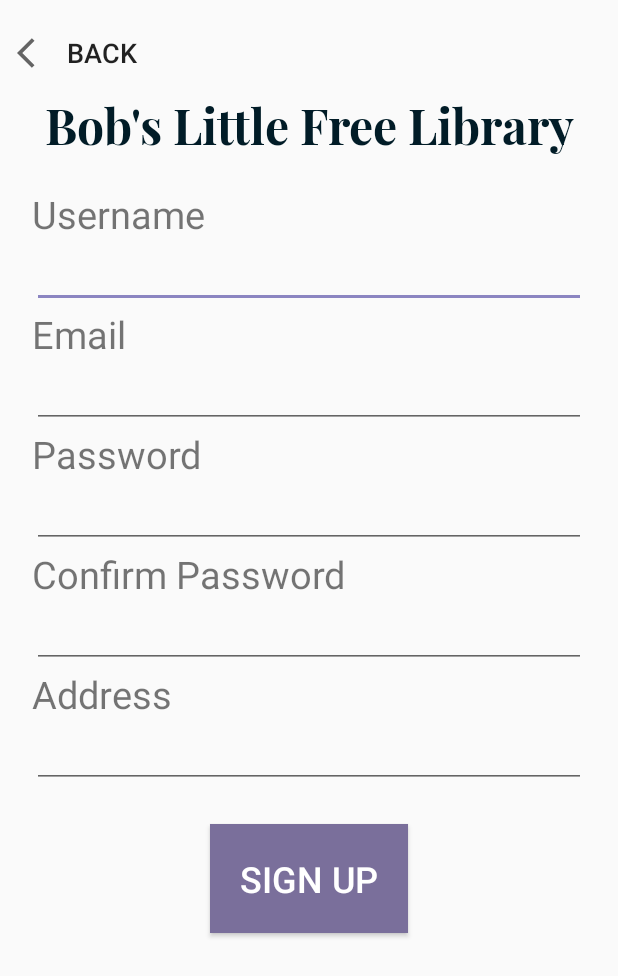
After one commit to CMPUT301F20T29/Bobs-Little-Free-Library, an Android app: the SignupActivity screen opened directly, with no data from a screen before it, on a phone screen of 412 x 824 dp. The commit adds this screen. Shown: the top 976 px of the screen. Run offline under Robolectric (Android 15) with nearby library versions, the phone set to English and light mode, and no system bars.

Commit message:
added signup and login layout and activities

```diff
--- a/BobsLittleFreeLibrary/app/src/main/AndroidManifest.xml
+++ b/BobsLittleFreeLibrary/app/src/main/AndroidManifest.xml
@@ -13,6 +13,8 @@
         <activity android:name=".templates.BlankTemplateActivity" />
         <activity android:name=".templates.FormTemplateActivity" />
         <activity android:name=".templates.BlankActivityTemplate" />
+        <activity android:name=".LoginActivity"/>
+        <activity android:name=".SignupActivity"/>
         <activity android:name=".MainActivity">
             <intent-filter>
                 <action android:name="android.intent.action.MAIN" />
--- a/BobsLittleFreeLibrary/app/src/main/java/com/example/bobslittlefreelibrary/LoginActivity.java
+++ b/BobsLittleFreeLibrary/app/src/main/java/com/example/bobslittlefreelibrary/LoginActivity.java
@@ -1,4 +1,27 @@
 package com.example.bobslittlefreelibrary;
 
-public class LoginActivity {
+import android.content.Intent;
+import android.os.Bundle;
+import android.view.View;
+import android.widget.Button;
+
+import androidx.appcompat.app.AppCompatActivity;
+
+import com.example.bobslittlefreelibrary.templates.FormTemplateActivity;
+
+public class LoginActivity extends AppCompatActivity {
+
+    @Override
+    protected void onCreate(Bundle savedInstanceState) {
+        super.onCreate(savedInstanceState);
+        setContentView(R.layout.activity_login);
+
+        Button signupButton = findViewById(R.id.signUpBtn);
+        signupButton.setOnClickListener(new View.OnClickListener() {
+            public void onClick(View v) {
+                Intent intent = new Intent(LoginActivity.this, SignupActivity.class);
+                startActivity(intent);
+            }
+        });
+    }
 }
--- /dev/null
+++ b/BobsLittleFreeLibrary/app/src/main/java/com/example/bobslittlefreelibrary/SignupActivity.java
@@ -0,0 +1,28 @@
+package com.example.bobslittlefreelibrary;
+
+import android.content.Intent;
+import android.os.Bundle;
+import android.view.View;
+import android.widget.Button;
+
+import androidx.appcompat.app.AppCompatActivity;
+
+import com.example.bobslittlefreelibrary.templates.BlankTemplateActivity;
+
+public class SignupActivity extends AppCompatActivity {
+
+    @Override
+    protected void onCreate(Bundle savedInstanceState) {
+        super.onCreate(savedInstanceState);
+        setContentView(R.layout.activity_signup);
+
+        Button backButton = findViewById(R.id.back_button2);
+
+        backButton.setOnClickListener(new View.OnClickListener() {
+            @Override
+            public void onClick(View v) {
+                finish();
+            }
+        });
+    }
+}
--- a/BobsLittleFreeLibrary/app/src/main/res/layout/login_activity.xml
+++ b/BobsLittleFreeLibrary/app/src/main/res/layout/activity_login.xml
@@ -2,7 +2,7 @@
 <RelativeLayout xmlns:android="http://schemas.android.com/apk/res/android"
     xmlns:app="http://schemas.android.com/apk/res-auto"
     android:layout_width="match_parent" android:layout_height="match_parent"
-    android:background="@color/tuscany">
+    android:padding="11dp">
 
     <ImageView
         android:id="@+id/logo"
@@ -10,7 +10,7 @@
         android:layout_height="100sp"
         android:layout_alignParentTop="true"
         android:layout_centerHorizontal="true"
-        android:layout_marginTop="75sp"
+        android:layout_marginTop="50sp"
         app:srcCompat="@drawable/logo2" />
 
     <TextView
@@ -21,8 +21,9 @@
         android:layout_alignParentStart="true"
         android:layout_alignParentEnd="true"
         android:text="@string/app_name"
+        android:fontFamily="@font/title_font"
         android:textSize="32sp"
-        android:textColor="@color/black"
+        android:textColor="@color/colorPrimaryDark"
         android:textAlignment="center"
         android:layout_alignParentLeft="true"
         android:layout_alignParentRight="true"
@@ -33,10 +34,10 @@
         android:layout_width="match_parent"
         android:layout_height="wrap_content"
         android:layout_below="@+id/app_title"
+        android:layout_marginTop="10sp"
         android:layout_centerHorizontal="true"
         android:orientation="vertical"
-        android:padding="10sp"
-        android:layout_marginTop="50sp">
+        android:padding="10sp">
 
         <TextView
             android:layout_width="wrap_content"
@@ -66,9 +67,9 @@
         android:layout_height="wrap_content"
         android:layout_below="@+id/login_section"
         android:layout_centerHorizontal="true"
-        android:layout_marginTop="15sp"
+        android:text="Login"
+        style="@style/SubmitButton"
         android:padding="20sp"
-        android:text="Login"
         android:textSize="24sp"/>
 
     <TextView
@@ -90,6 +91,7 @@
         android:layout_centerHorizontal="true"
         android:layout_alignParentBottom="true"
         android:text="Sign Up"
+        style="@style/SubmitButton"
         android:padding="20sp"
         android:textSize="20sp"/>
 
--- /dev/null
+++ b/BobsLittleFreeLibrary/app/src/main/res/layout/activity_signup.xml
@@ -0,0 +1,111 @@
+<?xml version="1.0" encoding="utf-8"?>
+<RelativeLayout xmlns:android="http://schemas.android.com/apk/res/android"
+    xmlns:app="http://schemas.android.com/apk/res-auto"
+    android:layout_width="match_parent" android:layout_height="match_parent"
+    android:padding="11dp">
+
+
+    <!--        Top buttons begin-->
+    <RelativeLayout
+        android:layout_width="fill_parent"
+        android:layout_height="wrap_content"
+        android:id="@+id/top_buttons2">
+
+        <Button
+            android:id="@+id/back_button2"
+            android:text="Back"
+            style="@style/BackButton"/>
+    </RelativeLayout>
+
+    <TextView
+        android:id="@+id/app_title2"
+        android:layout_width="wrap_content"
+        android:layout_height="wrap_content"
+        android:layout_below="@+id/top_buttons2"
+        android:layout_alignParentStart="true"
+        android:layout_alignParentEnd="true"
+        android:text="@string/app_name"
+        android:fontFamily="@font/title_font"
+        android:textSize="32sp"
+        android:textColor="@color/colorPrimaryDark"
+        android:textAlignment="center"
+        android:layout_alignParentLeft="true"
+        android:layout_alignParentRight="true"
+        android:gravity="center_horizontal" />
+
+    <LinearLayout
+        android:id="@+id/signup_section"
+        android:layout_width="match_parent"
+        android:layout_height="wrap_content"
+        android:layout_below="@+id/app_title2"
+        android:layout_marginTop="10sp"
+        android:layout_centerHorizontal="true"
+        android:orientation="vertical"
+        android:padding="10sp">
+
+        <TextView
+            android:layout_width="wrap_content"
+            android:layout_height="wrap_content"
+            android:textSize="25sp"
+            android:text="Username"/>
+
+        <EditText
+            android:id="@+id/email_signup"
+            android:layout_width="match_parent"
+            android:layout_height="wrap_content"/>
+
+        <TextView
+            android:layout_width="wrap_content"
+            android:layout_height="wrap_content"
+            android:textSize="25sp"
+            android:text="Email"/>
+
+        <EditText
+            android:id="@+id/username_signup"
+            android:layout_width="match_parent"
+            android:layout_height="wrap_content"/>
+
+        <TextView
+            android:layout_width="wrap_content"
+            android:layout_height="wrap_content"
+            android:textSize="25sp"
+            android:text="Password"/>
+
+        <EditText
+            android:id="@+id/password_signup"
+            android:layout_width="match_parent"
+            android:layout_height="wrap_content" />
+        <TextView
+            android:layout_width="wrap_content"
+            android:layout_height="wrap_content"
+            android:textSize="25sp"
+            android:text="Confirm Password"/>
+
+        <EditText
+            android:id="@+id/confirm_password"
+            android:layout_width="match_parent"
+            android:layout_height="wrap_content" />
+        <TextView
+            android:layout_width="wrap_content"
+            android:layout_height="wrap_content"
+            android:textSize="25sp"
+            android:text="Address"/>
+
+        <EditText
+            android:id="@+id/address_signup"
+            android:layout_width="match_parent"
+            android:layout_height="wrap_content" />
+    </LinearLayout>
+
+    <Button
+        android:id="@+id/signup"
+        android:layout_width="wrap_content"
+        android:layout_height="wrap_content"
+        android:layout_below="@+id/signup_section"
+        android:layout_centerHorizontal="true"
+        android:text="Sign Up"
+        style="@style/SubmitButton"
+        android:padding="20sp"
+        android:textSize="24sp"/>
+
+</RelativeLayout>
```
